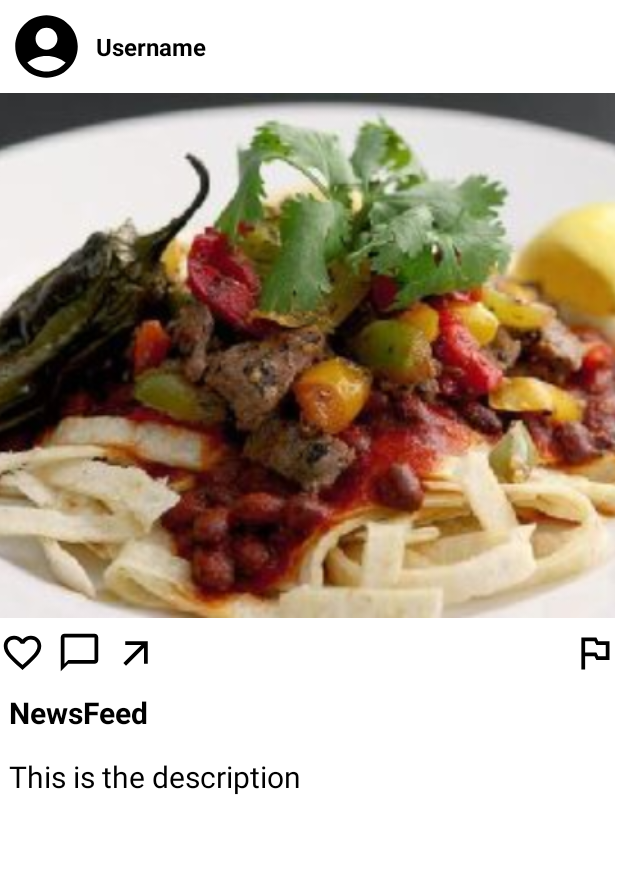
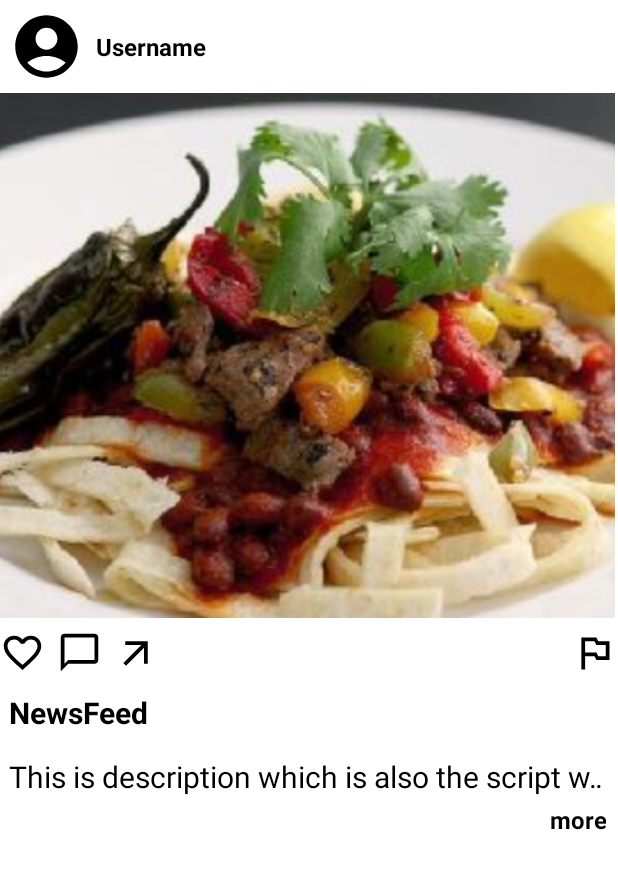
Before and after one commit to itz1electus/NewsFeedApp, an Android app: the layout newspost.xml on its own in the app's theme, with its tools: preview values and no code run, on a phone screen of 412 x 824 dp. Shown: the top 869 px of the screen. Run offline under Robolectric (Android 15) with nearby library versions, the phone set to English and light mode, and no system bars.

```diff
--- a/app/src/main/res/layout/newspost.xml
+++ b/app/src/main/res/layout/newspost.xml
@@ -1,10 +1,11 @@
 <?xml version="1.0" encoding="utf-8"?>
-<androidx.constraintlayout.widget.ConstraintLayout xmlns:android="http://schemas.android.com/apk/res/android"
+<LinearLayout xmlns:android="http://schemas.android.com/apk/res/android"
     xmlns:app="http://schemas.android.com/apk/res-auto"
     xmlns:tools="http://schemas.android.com/tools"
     android:layout_width="match_parent"
     android:layout_height="wrap_content"
-    android:layout_marginBottom="40dp">
+    android:layout_marginBottom="40dp"
+    android:orientation="vertical">
 
     <LinearLayout
         android:id="@+id/linearTop"
@@ -15,13 +16,15 @@
         app:layout_constraintBottom_toTopOf="@id/ivRecipeImg"
         app:layout_constraintEnd_toEndOf="parent"
         app:layout_constraintStart_toStartOf="parent"
-        app:layout_constraintTop_toTopOf="parent">
+        app:layout_constraintTop_toTopOf="parent"
+        tools:ignore="UseCompoundDrawables">
 
         <ImageView
             android:layout_width="50dp"
             android:layout_height="50dp"
             android:layout_marginEnd="4dp"
-            android:background="@drawable/ic_profile" />
+            android:background="@drawable/ic_profile"
+            android:contentDescription="@string/profile_picture" />
 
         <TextView
             android:id="@+id/tvUsername"
@@ -47,7 +50,8 @@
         app:layout_constraintHorizontal_bias="0.0"
         app:layout_constraintStart_toStartOf="parent"
         app:layout_constraintTop_toBottomOf="@id/linearTop"
-        tools:src="@drawable/food" />
+        tools:src="@drawable/food"
+        android:contentDescription="@string/api_pic" />
 
     <LinearLayout
         android:id="@+id/linearLayout"
@@ -60,11 +64,11 @@
         app:layout_constraintTop_toBottomOf="@+id/ivRecipeImg">
 
         <ToggleButton
+            android:id="@+id/tbLike"
             android:layout_width="30dp"
             android:layout_height="30dp"
             android:layout_gravity="start"
             android:background="@drawable/toggle_selector"
-            android:onClick="onCustomToggleClick"
             android:textOff=""
             android:textOn="" />
 
@@ -74,7 +78,6 @@
             android:layout_gravity="start"
             android:layout_marginStart="8dp"
             android:background="@drawable/ic_baseline_chat_bubble"
-            android:onClick="onCustomToggleClick"
             android:textOff=""
             android:textOn="" />
 
@@ -84,7 +87,6 @@
             android:layout_gravity="start"
             android:layout_marginStart="8dp"
             android:background="@drawable/ic_outline_arrow_outward"
-            android:onClick="onCustomToggleClick"
             android:textOff=""
             android:textOn="" />
 
@@ -94,7 +96,6 @@
             android:layout_gravity="end"
             android:layout_marginStart="275dp"
             android:background="@drawable/save_selector_xml"
-            android:onClick="onCustomToggleClick"
             android:textOff=""
             android:textOn="" />
     </LinearLayout>
@@ -128,6 +129,19 @@
         app:layout_constraintEnd_toEndOf="parent"
         app:layout_constraintStart_toStartOf="parent"
         app:layout_constraintTop_toBottomOf="@id/tvTitle"
-        tools:text="This is the description" />
+        tools:text="This is description which is also the script which is also a lot. This is description which is also the script which is also a lot. This is description which is also the script which is also a lot."
+        android:ellipsize="marquee"
+        android:singleLine="true"/>
 
-</androidx.constraintlayout.widget.ConstraintLayout>
+    <TextView
+        android:id="@+id/tvButton"
+        android:layout_width="match_parent"
+        android:layout_height="match_parent"
+        android:text="@string/more"
+        android:textColor="@color/black"
+        android:textStyle="bold"
+        android:textSize="16sp"
+        android:textAlignment="viewEnd"
+        android:layout_marginEnd="8dp"/>
+
+</LinearLayout>
--- a/app/src/main/res/values/strings.xml
+++ b/app/src/main/res/values/strings.xml
@@ -1,3 +1,6 @@
 <resources>
     <string name="app_name">NewsFeed</string>
+    <string name="profile_picture">Profile Picture</string>
+    <string name="api_pic">Picture fetched from API</string>
+    <string name="more">more</string>
 </resources>
```
Also changed, not shown: app/build.gradle (+9 -0 lines), app/src/main/java/com/mufasa/newsfeed/MainActivity.java (+4 -6 lines), app/src/main/java/com/mufasa/newsfeed/RecipeAdapter.java (+37 -1 lines).
